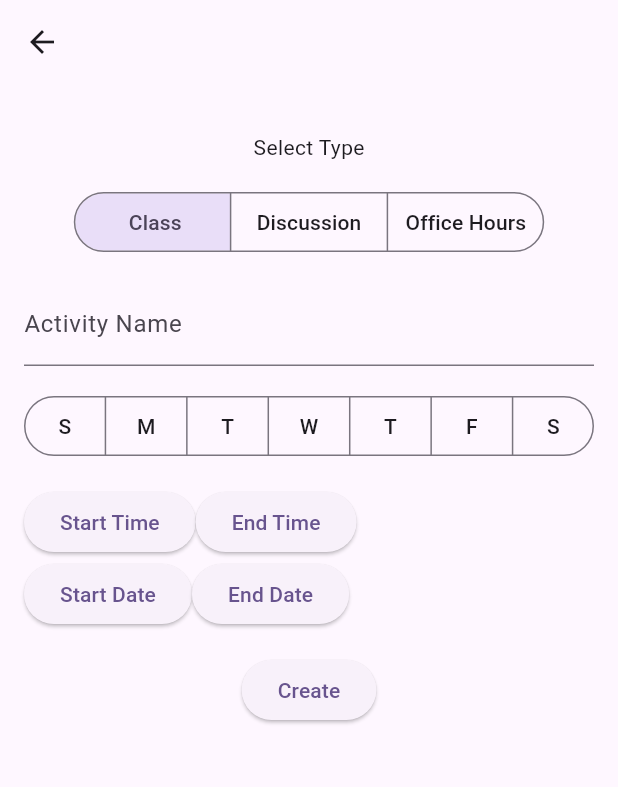
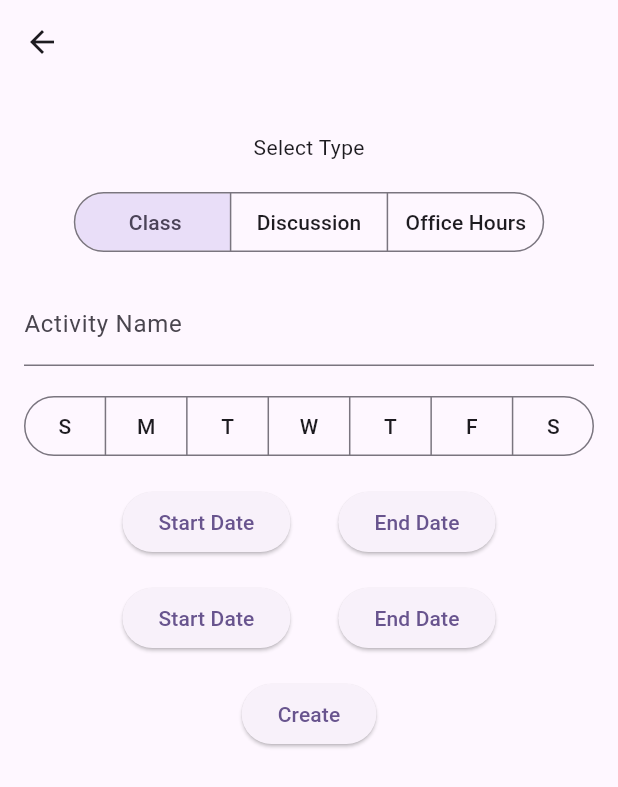
Before and after one commit to kolasara/UF-ISI-Project, a Flutter app: the ActionPage screen opened directly, on a phone screen of 412 x 824 dp. Shown: the top 787 px of the screen. Run offline on Flutter 3.47's test engine with Material 3 defaults, Android fonts, the phone set to English and light mode, and no system bars; our stand-ins replace cloud_firestore, firebase_auth, firebase_core, table_calendar; accounts and stored records are empty.

Commit message:
started work on classes.dart
small changes to the ss_add_schedule.ddart
created a classes.dart file to work on the classes list.

```diff
--- a/app/lib/ss_add_schedule.dart
+++ b/app/lib/ss_add_schedule.dart
@@ -97,35 +97,45 @@ class Action extends State<ActionPage> {
               SizedBox(height: 16),
               DateSelector(),
               // time
-              SizedBox(height: 16),
               Row(
+                mainAxisAlignment: MainAxisAlignment.center,
                 children: <Widget>[
-                  ElevatedButton(
+                  Padding(
+                    padding: const EdgeInsets.only(left: 16, right: 16, top: 16),
+                    child: ElevatedButton(
                         onPressed: () => _selectStartTime(context),
-                      child: Text("Start Time")
+                        child: Text("Start Date")
                     ),
-                  SizedBox(height: 16),
-                  ElevatedButton(
+                  ),
+                  Padding(
+                    padding: const EdgeInsets.only(left: 16, right: 16, top: 16),
+                    child: ElevatedButton(
                         onPressed: () => _selectEndTime(context),
-                      child: Text("End Time")
+                        child: Text("End Date")
                     ),
+                  )
                 ],
               ),
               // date
               Row(
+                mainAxisAlignment: MainAxisAlignment.center,
                 children: <Widget>[
-                  ElevatedButton(
+                  Padding(
+                    padding: const EdgeInsets.all(16),
+                    child: ElevatedButton(
                         onPressed: () => _selectStartDate(context),
                         child: Text("Start Date")
                     ),
-                  SizedBox(height: 16),
-                  ElevatedButton(
+                  ),
+                  Padding(
+                    padding: const EdgeInsets.all(16),
+                    child: ElevatedButton(
                         onPressed: () => _selectEndDate(context),
                         child: Text("End Date")
                     ),
+                  )
                 ],
               ),
-              SizedBox(height: 16),
               ElevatedButton(
                 onPressed: (){
                   Navigator.pop(context);
--- a/app/lib/ss_framework.dart
+++ b/app/lib/ss_framework.dart
@@ -4,6 +4,7 @@ import 'package:app/ss_home.dart';
 import 'package:app/ss_profile.dart';
 import 'package:app/ss_search.dart';
 import 'package:app/navigation.dart';
+import 'package:app/ss_classes.dart';
 
 
 class SsFramework extends StatefulWidget {
@@ -19,7 +20,7 @@ class Framework extends State<SsFramework> {
   static final List<StatefulWidget> regions = <StatefulWidget> [
     HomePage(),
     BlankStatefulWidget(),
-    BlankStatefulWidget(),
+    ClassesPage(),
     ProfilePage(),
   ];
 
```
Also changed, not shown: app/lib/ss_classes.dart (added, +210 -0 lines). Lines whose indentation alone changed are shown as unchanged.
